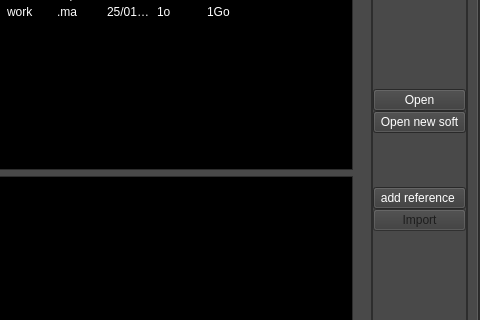
Above: pipeline/tools/filemanager/ui/qt/Pipeline_IN_OUT_UI.ui from ArtFXDev/pipeline before the change; both pictures show x 608 to 1088 and y 255 to 575 of the 1088 by 733 pixel window. Below: the same form after it.
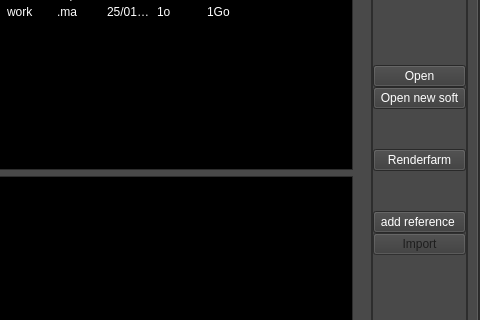
That is the form after the change.

Commit message: [Feature] Add renderfarm call from filemanager

What changed in the file:
```diff
--- a/pipeline/tools/filemanager/ui/qt/Pipeline_IN_OUT_UI.ui
+++ b/pipeline/tools/filemanager/ui/qt/Pipeline_IN_OUT_UI.ui
@@ -1479,6 +1479,26 @@
                       </property>
                      </widget>
                     </item>
+                    <item>
+                     <spacer name="verticalSpacer_12">
+                      <property name="orientation">
+                       <enum>Qt::Vertical</enum>
+                      </property>
+                      <property name="sizeHint" stdset="0">
+                       <size>
+                        <width>20</width>
+                        <height>40</height>
+                       </size>
+                      </property>
+                     </spacer>
+                    </item>
+                    <item>
+                     <widget class="QPushButton" name="renderfarm_btn">
+                      <property name="text">
+                       <string>Renderfarm</string>
+                      </property>
+                     </widget>
+                    </item>
                     <item>
                      <spacer name="verticalSpacer_11">
                       <property name="orientation">
```
The commit also changes 14 other files.
